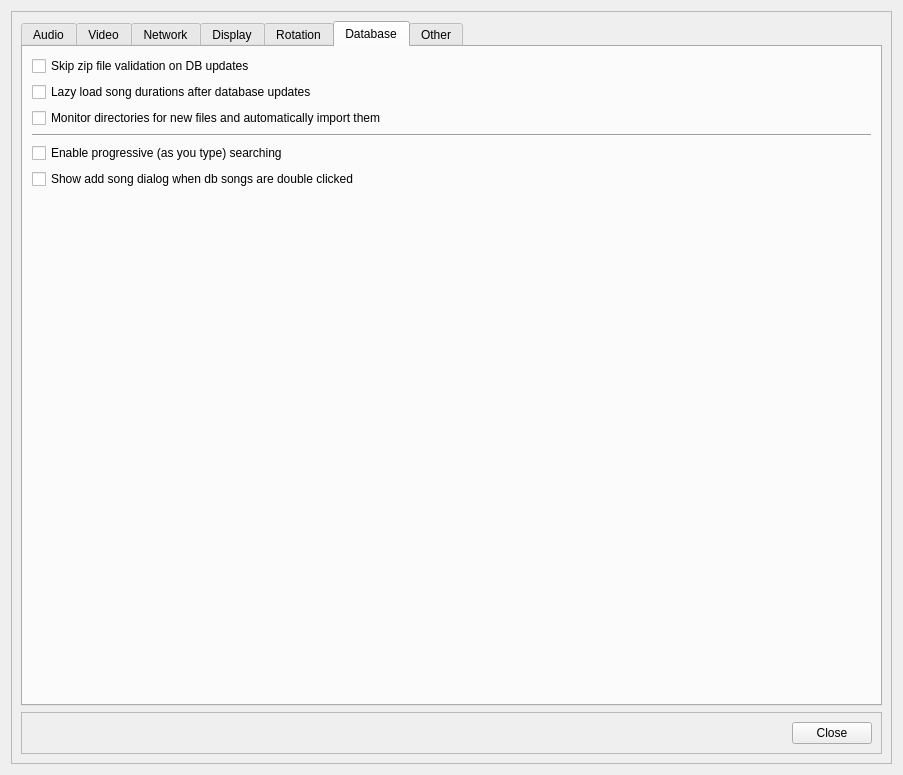
The window that OpenKJ/dlgsettings.ui (OpenKJ/OpenKJ) describes before a commit, drawn with Qt 5.
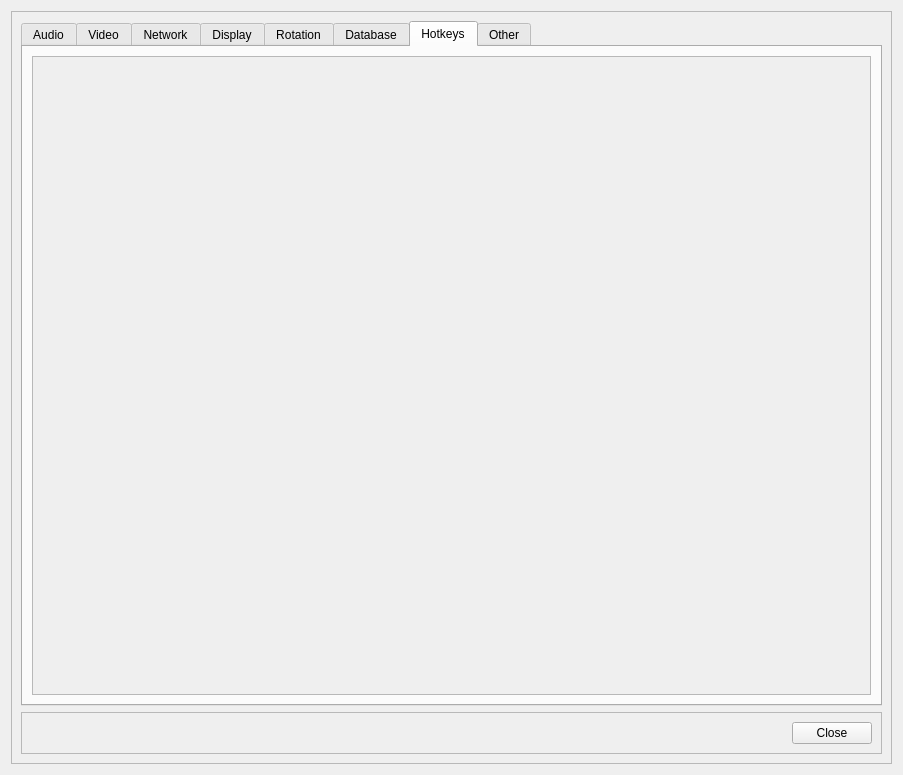
The same window after the commit. Icons and pictures are not drawn.

Diff of the .ui file:
```diff
--- a/OpenKJ/dlgsettings.ui
+++ b/OpenKJ/dlgsettings.ui
@@ -40,7 +40,7 @@
            </sizepolicy>
           </property>
           <property name="currentIndex">
-           <number>5</number>
+           <number>6</number>
           </property>
           <widget class="QWidget" name="tabWidgetPage1">
            <attribute name="title">
@@ -1491,6 +1491,35 @@
             </item>
            </layout>
           </widget>
+          <widget class="QWidget" name="tab_2">
+           <attribute name="title">
+            <string>Hotkeys</string>
+           </attribute>
+           <layout class="QVBoxLayout" name="verticalLayout_8">
+            <item>
+             <widget class="QScrollArea" name="scrollArea_3">
+              <property name="widgetResizable">
+               <bool>true</bool>
+              </property>
+              <widget class="QWidget" name="scrollAreaWidgetContents_4">
+               <property name="geometry">
+                <rect>
+                 <x>0</x>
+                 <y>0</y>
+                 <width>839</width>
+                 <height>623</height>
+                </rect>
+               </property>
+               <layout class="QVBoxLayout" name="verticalLayout_28">
+                <item>
+                 <layout class="QFormLayout" name="formLayoutHotkeys"/>
+                </item>
+               </layout>
+              </widget>
+             </widget>
+            </item>
+           </layout>
+          </widget>
           <widget class="QWidget" name="tabWidgetPage4">
            <attribute name="title">
             <string>Other</string>
```
